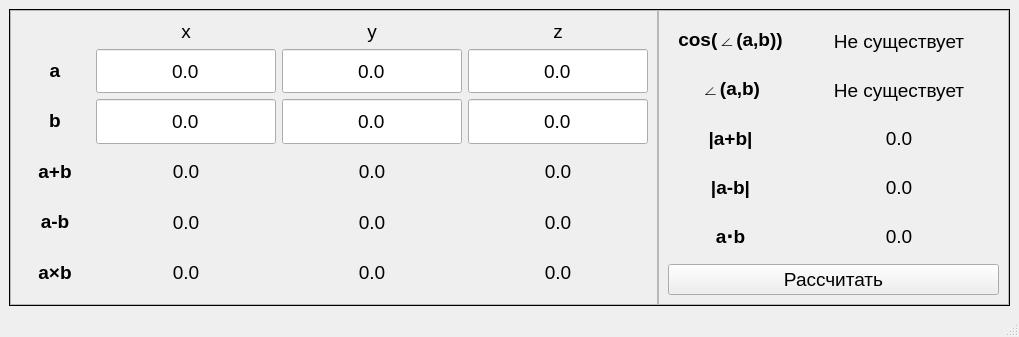
The window that mainwindow.ui (patten03/vectorcalculator) describes before a commit, drawn with Qt 5.
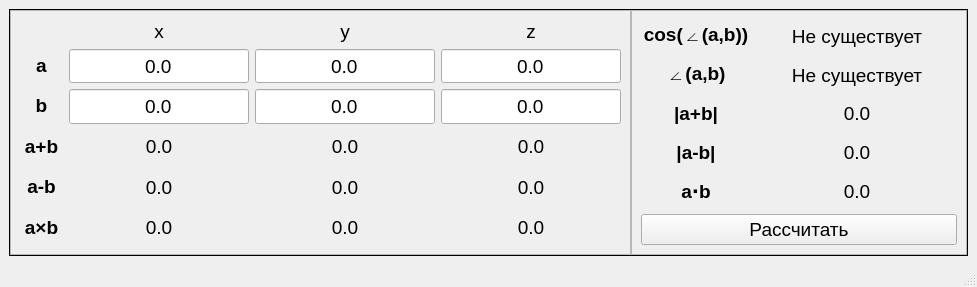
The same window after the commit.

Commit message: Make all libraries static

```diff
--- a/mainwindow.ui
+++ b/mainwindow.ui
@@ -6,8 +6,8 @@
    <rect>
     <x>0</x>
     <y>0</y>
-    <width>1019</width>
-    <height>337</height>
+    <width>977</width>
+    <height>287</height>
    </rect>
   </property>
   <property name="windowTitle">
```
Left out of the diff: 4 changed lines with no effect on the pictures.
